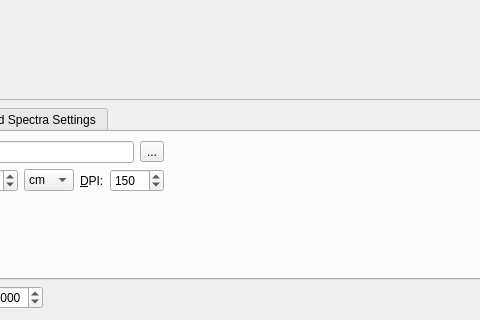
Before: the Qt Designer form libavogadro/src/extensions/spectradialog.ui in cryos/avogadro, drawn with Qt 5; both pictures show x 245 to 725 and y 228 to 548 of the 832 by 548 pixel window.
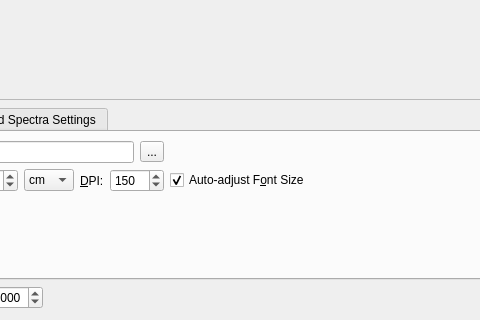
After: the same form once the commit is applied. Custom widgets are drawn as their Qt base class.

Commit message: Added an option to optimize the font size of exported images to spectradialog.*, and the necessary code to plotwidget.*.

Patch:
```diff
--- a/libavogadro/src/extensions/spectradialog.ui
+++ b/libavogadro/src/extensions/spectradialog.ui
@@ -452,7 +452,7 @@
            </property>
           </widget>
          </item>
-         <item row="1" column="9" colspan="2">
+         <item row="1" column="10" colspan="2">
           <spacer name="horizontalSpacer_3">
            <property name="orientation">
             <enum>Qt::Horizontal</enum>
@@ -499,7 +499,7 @@
            </item>
           </widget>
          </item>
-         <item row="3" column="10">
+         <item row="3" column="11">
           <widget class="QPushButton" name="push_imageSave">
            <property name="sizePolicy">
             <sizepolicy hsizetype="Fixed" vsizetype="Fixed">
@@ -512,7 +512,7 @@
            </property>
           </widget>
          </item>
-         <item row="3" column="9">
+         <item row="3" column="10">
           <spacer name="horizontalSpacer_5">
            <property name="orientation">
             <enum>Qt::Horizontal</enum>
@@ -525,7 +525,7 @@
            </property>
           </spacer>
          </item>
-         <item row="2" column="10">
+         <item row="2" column="11">
           <spacer name="verticalSpacer_3">
            <property name="orientation">
             <enum>Qt::Vertical</enum>
@@ -538,6 +538,19 @@
            </property>
           </spacer>
          </item>
+         <item row="1" column="9">
+          <widget class="QCheckBox" name="cb_imageFontAdjust">
+           <property name="toolTip">
+            <string>Use an optimized value for the font size instead of the scheme-specified value (screen to image point sizes don't translate well!)</string>
+           </property>
+           <property name="text">
+            <string>Auto-adjust F&amp;ont Size</string>
+           </property>
+           <property name="checked">
+            <bool>true</bool>
+           </property>
+          </widget>
+         </item>
         </layout>
        </widget>
        <widget class="QWidget" name="tab_infrared">
```
The commit also changes 3 other files.
